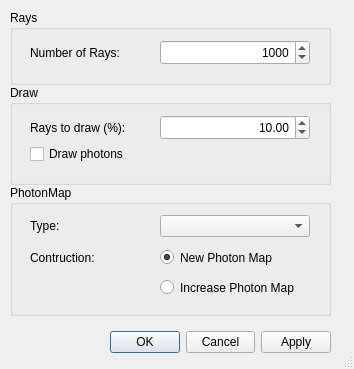
The window that TonatiuhProject/Tonatiuh/src/raytracedialog.ui (iat-cener/tonatiuh) describes before a commit, drawn with Qt 5.
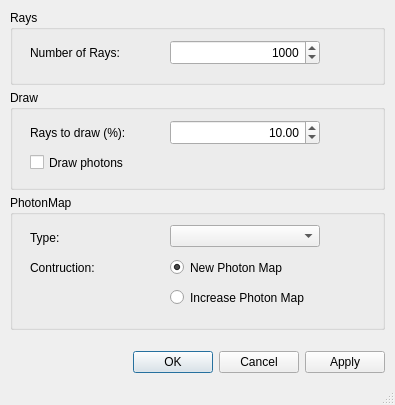
The same window after the commit.

What changed in the file:
```diff
--- a/TonatiuhProject/Tonatiuh/src/raytracedialog.ui
+++ b/TonatiuhProject/Tonatiuh/src/raytracedialog.ui
@@ -5,8 +5,8 @@
    <rect>
     <x>0</x>
     <y>0</y>
-    <width>354</width>
-    <height>369</height>
+    <width>395</width>
+    <height>405</height>
    </rect>
   </property>
   <property name="windowTitle" >
@@ -20,7 +20,7 @@
     <rect>
      <x>10</x>
      <y>10</y>
-     <width>321</width>
+     <width>375</width>
      <height>75</height>
     </rect>
    </property>
@@ -43,7 +43,7 @@
    <widget class="QSpinBox" name="raysSpinBox" >
     <property name="geometry" >
      <rect>
-      <x>150</x>
+      <x>160</x>
       <y>30</y>
       <width>150</width>
       <height>25</height>
@@ -73,9 +73,9 @@
    <property name="geometry" >
     <rect>
      <x>10</x>
-     <y>185</y>
-     <width>321</width>
-     <height>131</height>
+     <y>195</y>
+     <width>375</width>
+     <height>135</height>
     </rect>
    </property>
    <property name="title" >
@@ -84,7 +84,7 @@
    <widget class="QRadioButton" name="newMapRadio" >
     <property name="geometry" >
      <rect>
-      <x>150</x>
+      <x>160</x>
       <y>60</y>
       <width>150</width>
       <height>25</height>
@@ -100,9 +100,9 @@
    <widget class="QRadioButton" name="increaseMapRadio" >
     <property name="geometry" >
      <rect>
-      <x>150</x>
+      <x>160</x>
       <y>90</y>
-      <width>141</width>
+      <width>150</width>
       <height>25</height>
      </rect>
     </property>
@@ -113,12 +113,15 @@
    <widget class="QComboBox" name="photonmapTypeCombo" >
     <property name="geometry" >
      <rect>
-      <x>150</x>
+      <x>160</x>
       <y>30</y>
       <width>150</width>
       <height>22</height>
      </rect>
     </property>
+    <property name="layoutDirection" >
+     <enum>Qt::LeftToRight</enum>
+    </property>
    </widget>
    <widget class="QLabel" name="photonmapTypeLabel" >
     <property name="geometry" >
@@ -126,7 +129,7 @@
       <x>20</x>
       <y>30</y>
       <width>46</width>
-      <height>22</height>
+      <height>25</height>
      </rect>
     </property>
     <property name="text" >
@@ -151,8 +154,8 @@
    <property name="geometry" >
     <rect>
      <x>110</x>
-     <y>330</y>
-     <width>221</width>
+     <y>350</y>
+     <width>275</width>
      <height>25</height>
     </rect>
    </property>
@@ -164,8 +167,8 @@
    <property name="geometry" >
     <rect>
      <x>10</x>
-     <y>85</y>
-     <width>321</width>
+     <y>90</y>
+     <width>375</width>
      <height>100</height>
     </rect>
    </property>
@@ -190,8 +193,8 @@
      <rect>
       <x>20</x>
       <y>60</y>
-      <width>100</width>
-      <height>18</height>
+      <width>110</width>
+      <height>25</height>
      </rect>
     </property>
     <property name="text" >
@@ -201,7 +204,7 @@
    <widget class="QDoubleSpinBox" name="drawSpin" >
     <property name="geometry" >
      <rect>
-      <x>150</x>
+      <x>160</x>
       <y>30</y>
       <width>150</width>
       <height>25</height>
```
